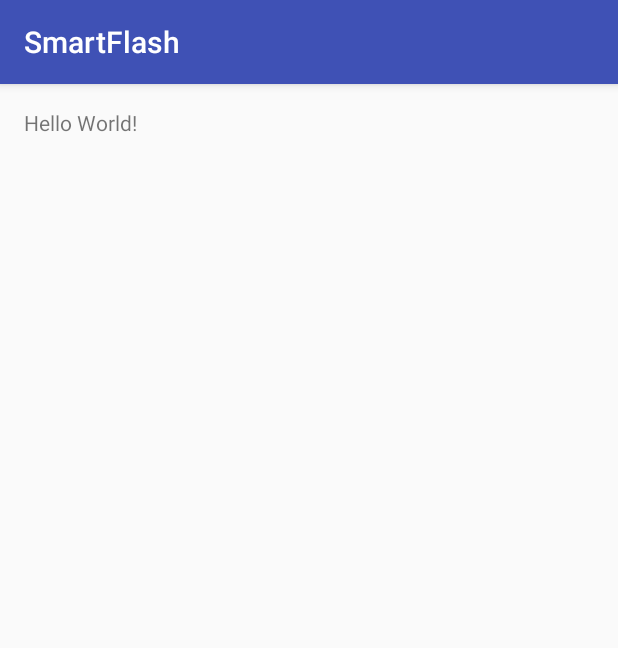
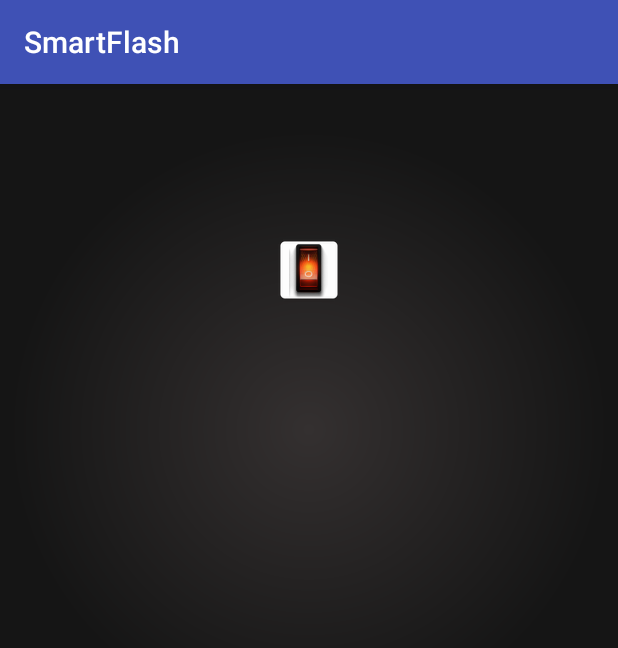
Before and after one commit to cnzau/SmartFlash, an Android app: the screen it shows after launch (MainActivity), on a phone screen of 412 x 824 dp. Shown: the top 648 px of the screen. Run offline under Robolectric (Android 15) with nearby library versions, the phone set to English and light mode, and no system bars.

Commit message:
applied gradient background using xml file created earlier, added image button with switch image

```diff
--- a/app/src/main/res/layout/activity_main.xml
+++ b/app/src/main/res/layout/activity_main.xml
@@ -3,14 +3,17 @@
     xmlns:tools="http://schemas.android.com/tools"
     android:layout_width="match_parent"
     android:layout_height="match_parent"
-    android:paddingBottom="@dimen/activity_vertical_margin"
-    android:paddingLeft="@dimen/activity_horizontal_margin"
-    android:paddingRight="@dimen/activity_horizontal_margin"
-    android:paddingTop="@dimen/activity_vertical_margin"
-    tools:context="ke.co.mobwebz.smartflash.MainActivity">
+    android:background="@drawable/radial_background"
+    tools:context=".MainActivity" >
 
-    <TextView
+    <ImageButton
+        android:id="@+id/btnSwitch"
         android:layout_width="wrap_content"
         android:layout_height="wrap_content"
-        android:text="Hello World!" />
+        android:layout_centerHorizontal="true"
+        android:layout_marginTop="100dip"
+        android:src="@drawable/switchOn"
+        android:background="@null"
+        android:contentDescription="@null"
+        />
 </RelativeLayout>
```
